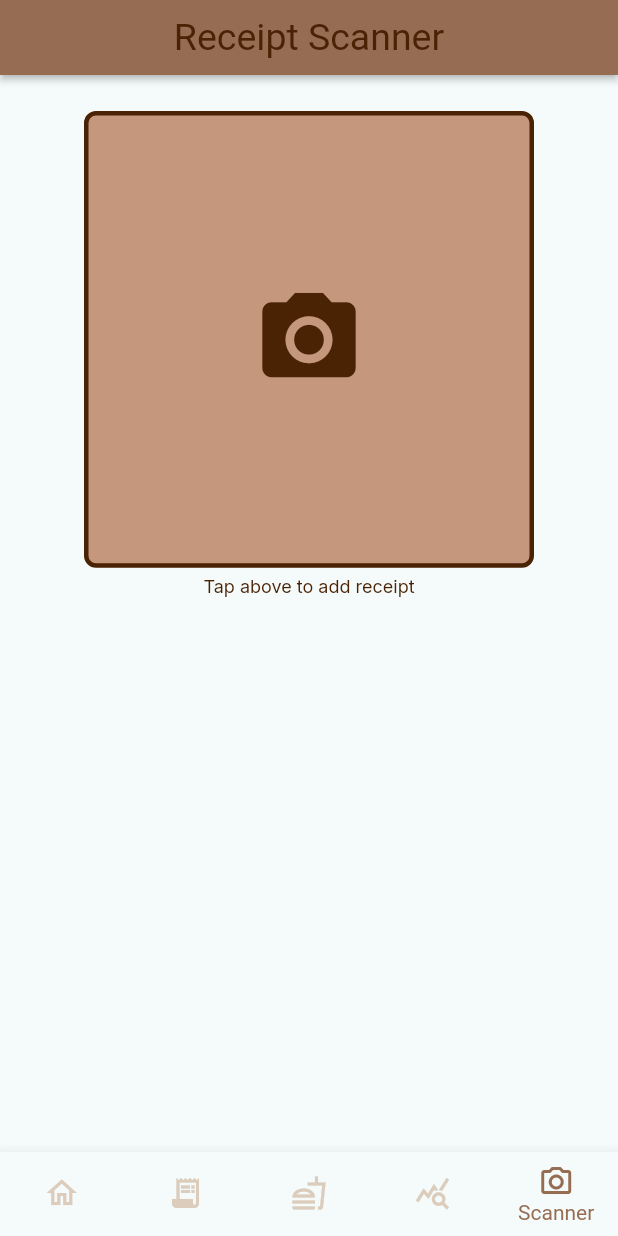
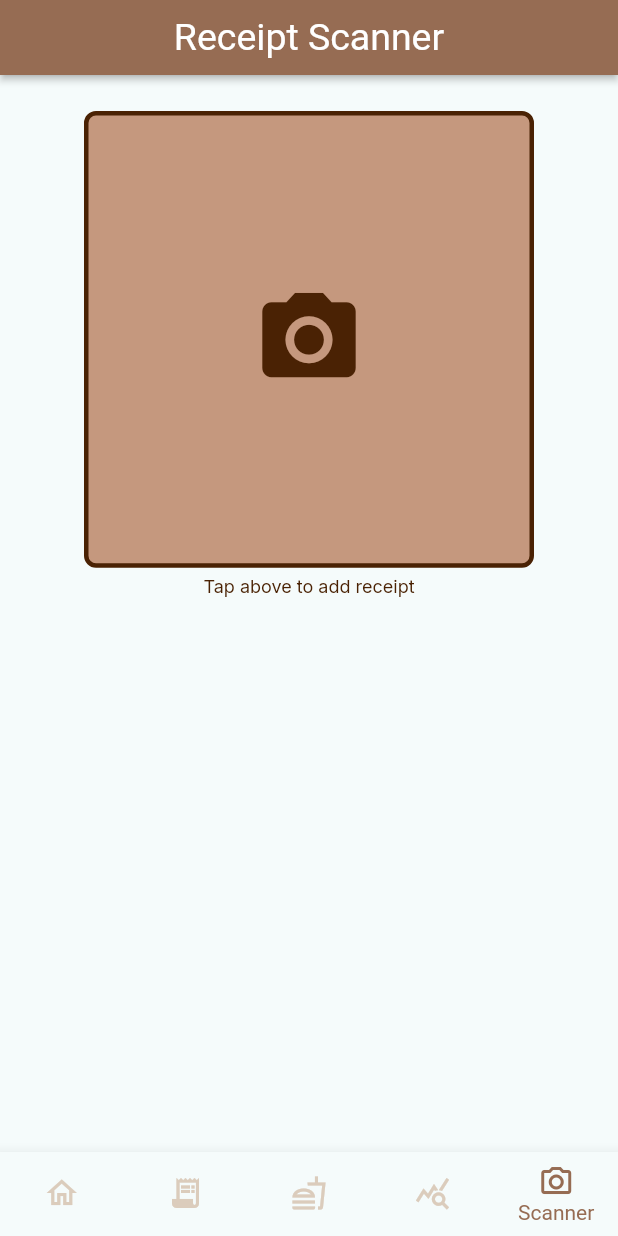
Before and after one commit to avaiaco/get-that-bread, a Flutter app: the screen it shows once a user with an empty profile is signed in, item 5 of the bottom bar chosen, on a phone screen of 412 x 824 dp. Run offline on Flutter 3.47's test engine with Material 3 defaults, Android fonts, the phone set to English and light mode, and no system bars; drawn by our look-alikes of flutter_animate; our stand-ins replace auto_size_text, cached_network_image, cloud_firestore, easy_debounce, equatable, file_picker and 21 more; missing offline and left inert: json_path, mime_type; accounts and stored records are empty; network calls fail; Roboto replaces fonts that are missing (Lemon).

Commit message:
Final Commit :D

```diff
--- a/lib/components/moneylogcard_widget.dart
+++ b/lib/components/moneylogcard_widget.dart
@@ -1,8 +1,10 @@
 import '/backend/backend.dart';
 import '/flutter_flow/flutter_flow_theme.dart';
 import '/flutter_flow/flutter_flow_util.dart';
+import 'dart:ui';
 import 'package:flutter/material.dart';
 import 'package:google_fonts/google_fonts.dart';
+import 'package:provider/provider.dart';
 import 'moneylogcard_model.dart';
 export 'moneylogcard_model.dart';
 
--- a/lib/components/recipe_details2_widget.dart
+++ b/lib/components/recipe_details2_widget.dart
@@ -4,9 +4,12 @@ import '/flutter_flow/flutter_flow_icon_button.dart';
 import '/flutter_flow/flutter_flow_theme.dart';
 import '/flutter_flow/flutter_flow_toggle_icon.dart';
 import '/flutter_flow/flutter_flow_util.dart';
+import 'dart:ui';
+import 'package:cloud_firestore/cloud_firestore.dart';
 import 'package:flutter/material.dart';
 import 'package:flutter/scheduler.dart';
 import 'package:google_fonts/google_fonts.dart';
+import 'package:provider/provider.dart';
 import 'recipe_details2_model.dart';
 export 'recipe_details2_model.dart';
 
--- a/lib/components/recipe_thumbnail_widget.dart
+++ b/lib/components/recipe_thumbnail_widget.dart
@@ -2,8 +2,10 @@ import '/backend/backend.dart';
 import '/components/recipe_details2_widget.dart';
 import '/flutter_flow/flutter_flow_theme.dart';
 import '/flutter_flow/flutter_flow_util.dart';
+import 'dart:ui';
 import 'package:flutter/material.dart';
 import 'package:google_fonts/google_fonts.dart';
+import 'package:provider/provider.dart';
 import 'recipe_thumbnail_model.dart';
 export 'recipe_thumbnail_model.dart';
 
--- a/lib/loginstuff/editprofile/editprofile_widget.dart
+++ b/lib/loginstuff/editprofile/editprofile_widget.dart
@@ -7,7 +7,10 @@ import '/flutter_flow/flutter_flow_util.dart';
 import '/flutter_flow/flutter_flow_widgets.dart';
 import '/flutter_flow/upload_data.dart';
 import '/special/update_password/update_password_widget.dart';
+import 'dart:ui';
+import 'package:cloud_firestore/cloud_firestore.dart';
 import 'package:easy_debounce/easy_debounce.dart';
+import 'package:flutter/foundation.dart';
 import 'package:flutter/material.dart';
 import 'package:google_fonts/google_fonts.dart';
 import 'package:provider/provider.dart';
--- a/lib/loginstuff/onboarding/onboarding_widget.dart
+++ b/lib/loginstuff/onboarding/onboarding_widget.dart
@@ -7,9 +7,13 @@ import '/flutter_flow/flutter_flow_theme.dart';
 import '/flutter_flow/flutter_flow_util.dart';
 import '/flutter_flow/flutter_flow_widgets.dart';
 import '/flutter_flow/upload_data.dart';
+import 'dart:math';
+import 'dart:ui';
 import '/index.dart';
+import 'package:cloud_firestore/cloud_firestore.dart';
 import 'package:collection/collection.dart';
 import 'package:easy_debounce/easy_debounce.dart';
+import 'package:flutter/foundation.dart';
 import 'package:flutter/material.dart';
 import 'package:flutter/scheduler.dart';
 import 'package:flutter_animate/flutter_animate.dart';
--- a/lib/main.dart
+++ b/lib/main.dart
@@ -188,7 +188,7 @@ class _NavBarPageState extends State<NavBarPage> {
               Icons.receipt_long,
               size: 24.0,
             ),
-            label: 'Saved Receipts',
+            label: ' Receipts',
             tooltip: '',
           ),
           BottomNavigationBarItem(
--- a/lib/pages/recipies/recipies_widget.dart
+++ b/lib/pages/recipies/recipies_widget.dart
@@ -4,9 +4,12 @@ import '/components/recipe_thumbnail_widget.dart';
 import '/flutter_flow/flutter_flow_choice_chips.dart';
 import '/flutter_flow/flutter_flow_theme.dart';
 import '/flutter_flow/flutter_flow_util.dart';
+import '/flutter_flow/flutter_flow_widgets.dart';
 import '/flutter_flow/form_field_controller.dart';
+import 'dart:ui';
 import 'package:flutter/material.dart';
 import 'package:google_fonts/google_fonts.dart';
+import 'package:provider/provider.dart';
 import 'recipies_model.dart';
 export 'recipies_model.dart';
 
--- a/lib/pages/scanner/scanner_widget.dart
+++ b/lib/pages/scanner/scanner_widget.dart
@@ -2,15 +2,21 @@ import '/auth/firebase_auth/auth_util.dart';
 import '/backend/ai_agents/ai_agent.dart';
 import '/backend/backend.dart';
 import '/backend/firebase_storage/storage.dart';
+import '/backend/schema/structs/index.dart';
 import '/flutter_flow/flutter_flow_animations.dart';
 import '/flutter_flow/flutter_flow_icon_button.dart';
 import '/flutter_flow/flutter_flow_theme.dart';
 import '/flutter_flow/flutter_flow_util.dart';
 import '/flutter_flow/flutter_flow_widgets.dart';
 import '/flutter_flow/upload_data.dart';
+import 'dart:math';
+import 'dart:ui';
+import 'package:cloud_firestore/cloud_firestore.dart';
 import 'package:flutter/material.dart';
+import 'package:flutter/scheduler.dart';
 import 'package:flutter_animate/flutter_animate.dart';
 import 'package:google_fonts/google_fonts.dart';
+import 'package:provider/provider.dart';
 import 'scanner_model.dart';
 export 'scanner_model.dart';
 
@@ -105,7 +111,7 @@ class _ScannerWidgetState extends State<ScannerWidget>
                             .headlineMedium
                             .fontStyle,
                       ),
-                      color: FlutterFlowTheme.of(context).primaryText,
+                      color: FlutterFlowTheme.of(context).secondaryBackground,
                       fontSize: 25.0,
                       letterSpacing: 0.0,
                       fontWeight: FlutterFlowTheme.of(context)
@@ -330,11 +336,8 @@ class _ScannerWidgetState extends State<ScannerWidget>
                   decoration: BoxDecoration(),
                   child: Builder(
                     builder: (context) {
-                      final itemsListView = _model.receiptWrapper?.items
-                              .take(10)
-                              .toList()
-                              .toList() ??
-                          [];
+                      final itemsListView =
+                          _model.receiptWrapper?.items.toList() ?? [];
 
                       return ListView.builder(
                         padding: EdgeInsets.zero,
--- a/lib/pages/shopping_list/shopping_list_widget.dart
+++ b/lib/pages/shopping_list/shopping_list_widget.dart
@@ -60,6 +60,7 @@ class _ShoppingListWidgetState extends State<ShoppingListWidget> {
                     fontStyle:
                         FlutterFlowTheme.of(context).headlineSmall.fontStyle,
                   ),
+                  color: FlutterFlowTheme.of(context).secondaryBackground,
                   letterSpacing: 0.0,
                   fontWeight:
                       FlutterFlowTheme.of(context).headlineSmall.fontWeight,
--- a/lib/pages/stats/stats_widget.dart
+++ b/lib/pages/stats/stats_widget.dart
@@ -5,6 +5,8 @@ import '/components/moneylogcard_widget.dart';
 import '/flutter_flow/flutter_flow_icon_button.dart';
 import '/flutter_flow/flutter_flow_theme.dart';
 import '/flutter_flow/flutter_flow_util.dart';
+import '/flutter_flow/flutter_flow_widgets.dart';
+import 'dart:ui';
 import 'package:flutter/material.dart';
 import 'package:flutter/scheduler.dart';
 import 'package:google_fonts/google_fonts.dart';
--- a/lib/special/sidebar/sidebar_widget.dart
+++ b/lib/special/sidebar/sidebar_widget.dart
@@ -3,6 +3,7 @@ import '/components/review_popup_widget.dart';
 import '/flutter_flow/flutter_flow_icon_button.dart';
 import '/flutter_flow/flutter_flow_theme.dart';
 import '/flutter_flow/flutter_flow_util.dart';
+import 'dart:ui';
 import '/index.dart';
 import 'package:flutter/material.dart';
 import 'package:google_fonts/google_fonts.dart';
```
Also changed, not shown: lib/components/gluten_free_component_widget.dart (+11 -3 lines), lib/pages/receipts/receipts_widget.dart (+7 -0 lines).
